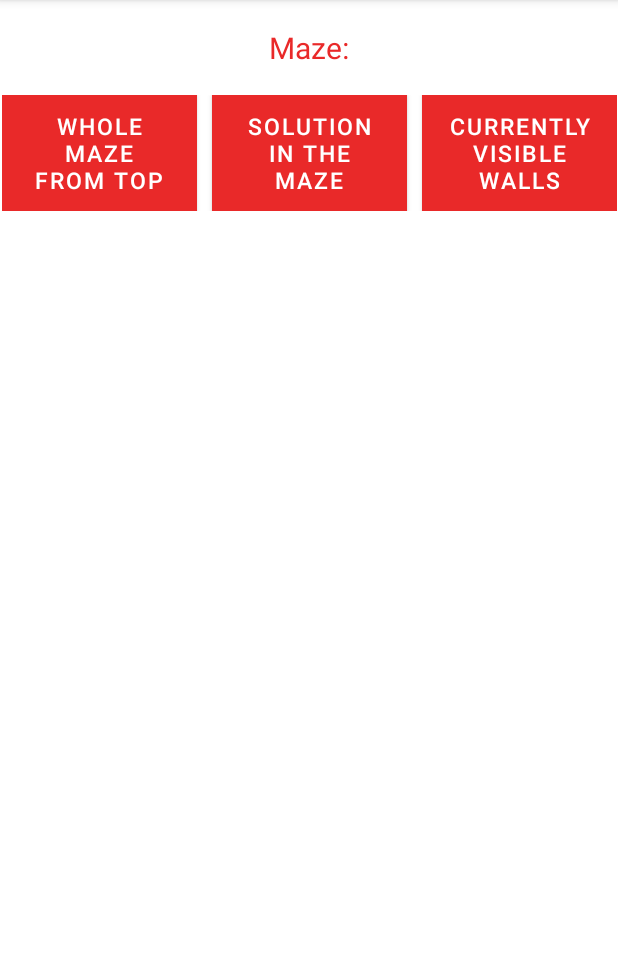
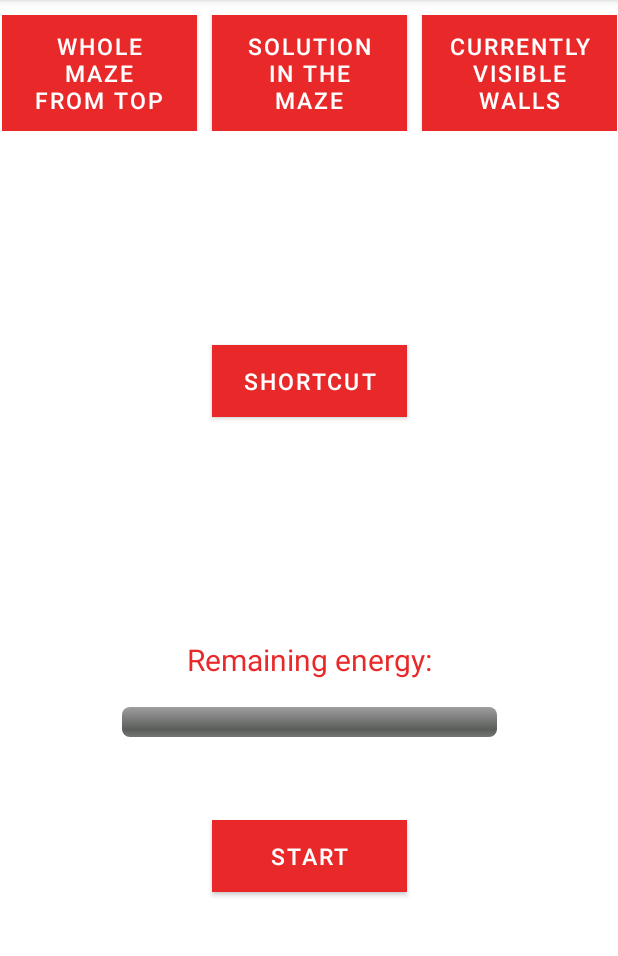
Before and after one commit to dnmontenegro/amazebydavidmontenegro, an Android app: the PlayAnimationActivity screen opened directly, with no data from a screen before it, on a phone screen of 412 x 824 dp, the part 84-1040 px from its top. Run offline under Robolectric (Android 15) with nearby library versions, the phone set to English and light mode, and no system bars.

Commit message:
Added buttons to PlayAnimationActivity

```diff
--- a/app/src/main/java/edu/wm/cs/cs301/DavidMontenegro/gui/PlayAnimationActivity.java
+++ b/app/src/main/java/edu/wm/cs/cs301/DavidMontenegro/gui/PlayAnimationActivity.java
@@ -2,27 +2,57 @@ package edu.wm.cs.cs301.DavidMontenegro.gui;
 
 import androidx.appcompat.app.AppCompatActivity;
 
+import android.content.Intent;
 import android.os.Bundle;
+import android.util.Log;
+import android.view.View;
 import android.widget.Button;
 import android.widget.TextView;
+import android.widget.Toast;
 
 import edu.wm.cs.cs301.DavidMontenegro.R;
 
 public class PlayAnimationActivity extends AppCompatActivity {
 
-    private TextView mazeAnimation;
     private Button wholeMaze;
     private Button solution;
     private Button visibleWalls;
+    private Button shortcut;
+    private Button start;
+    private int energy;
+    private int path;
 
     @Override
     protected void onCreate(Bundle savedInstanceState) {
         super.onCreate(savedInstanceState);
         setContentView(R.layout.activity_play_animation);
 
-        mazeAnimation = (TextView) findViewById(R.id.mazeAnimation);
         wholeMaze = (Button) findViewById(R.id.wholeMaze);
         solution = (Button) findViewById(R.id.solution);
         visibleWalls = (Button) findViewById(R.id.visibleWalls);
+        shortcut = (Button) findViewById(R.id.shortcut);
+        start = (Button) findViewById(R.id.start);
+        energy = 0;
+        path = 0;
+
+        shortcut.setOnClickListener(new View.OnClickListener() {
+            @Override
+            public void onClick(View v) {
+                Intent i = new Intent(getApplicationContext(), FinishActivity.class);
+                i.putExtra("EnergyConsumption", energy);
+                i.putExtra("PathLength", path);
+                Toast.makeText(getApplicationContext(), R.string.inputDetected, Toast.LENGTH_SHORT).show();
+                Log.v(getString(R.string.shortcut), getString(R.string.inputDetected));
+                startActivity(i);
+            }
+        });
+    }
+
+    @Override
+    public void onBackPressed(){
+        Intent i = new Intent(getApplicationContext(), AMazeActivity.class);
+        Toast.makeText(getApplicationContext(), R.string.inputDetected, Toast.LENGTH_SHORT).show();
+        Log.v(getString(R.string.back), getString(R.string.inputDetected));
+        startActivity(i);
     }
 }
--- a/app/src/main/res/layout/activity_play_animation.xml
+++ b/app/src/main/res/layout/activity_play_animation.xml
@@ -6,23 +6,12 @@
     android:layout_height="match_parent"
     tools:context=".gui.PlayAnimationActivity">
 
-    <TextView
-        android:id="@+id/mazeAnimation"
-        android:layout_width="wrap_content"
-        android:layout_height="wrap_content"
-        android:padding="18dp"
-        android:text="@string/mazeAnimation"
-        android:textColor="@color/red"
-        android:textSize="20sp"
-        app:layout_constraintLeft_toLeftOf="parent"
-        app:layout_constraintRight_toRightOf="parent"
-        app:layout_constraintTop_toTopOf="parent" />
-
     <LinearLayout
         android:layout_width="wrap_content"
         android:layout_height="wrap_content"
+        android:layout_marginTop="10dp"
         android:orientation="horizontal"
-        app:layout_constraintTop_toBottomOf="@id/mazeAnimation"
+        app:layout_constraintTop_toTopOf="parent"
         app:layout_constraintLeft_toLeftOf="parent"
         app:layout_constraintRight_toRightOf="parent">
 
@@ -57,4 +46,52 @@
 
     </LinearLayout>
 
+    <Button
+        android:id="@+id/shortcut"
+        android:layout_width="130dp"
+        android:layout_height="wrap_content"
+        android:layout_marginTop="230dp"
+        android:background="@color/red"
+        android:text="@string/shortcut"
+        android:textColor="@color/white"
+        android:textSize="15sp"
+        app:layout_constraintLeft_toLeftOf="parent"
+        app:layout_constraintRight_toRightOf="parent"
+        app:layout_constraintTop_toTopOf="parent" />
+
+    <TextView
+        android:id="@+id/energy"
+        android:layout_width="wrap_content"
+        android:layout_height="wrap_content"
+        android:layout_marginTop="130dp"
+        android:padding="18dp"
+        android:text="@string/energy"
+        android:textColor="@color/red"
+        android:textSize="20sp"
+        app:layout_constraintLeft_toLeftOf="parent"
+        app:layout_constraintRight_toRightOf="parent"
+        app:layout_constraintTop_toBottomOf="@id/shortcut" />
+
+    <ProgressBar
+        android:id="@+id/energyProgress"
+        style="@android:style/Widget.ProgressBar.Horizontal"
+        android:layout_width="250dp"
+        android:layout_height="wrap_content"
+        app:layout_constraintLeft_toLeftOf="parent"
+        app:layout_constraintRight_toRightOf="parent"
+        app:layout_constraintTop_toBottomOf="@id/energy" />
+
+    <Button
+        android:id="@+id/start"
+        android:layout_width="130dp"
+        android:layout_height="wrap_content"
+        android:layout_marginTop="55dp"
+        android:background="@color/red"
+        android:text="@string/start"
+        android:textColor="@color/white"
+        android:textSize="15sp"
+        app:layout_constraintLeft_toLeftOf="parent"
+        app:layout_constraintRight_toRightOf="parent"
+        app:layout_constraintTop_toBottomOf="@id/energyProgress" />
+
 </androidx.constraintlayout.widget.ConstraintLayout>
--- a/app/src/main/res/values/strings.xml
+++ b/app/src/main/res/values/strings.xml
@@ -18,20 +18,21 @@
     <string name="revisit">Revisit</string>
     <string name="explore">Explore</string>
     <string name="genProgress">Maze generation progress:</string>
-    <string name="genBack">Back</string>
     <string name="percent">%1$d%%</string>
     <string name="wholeMaze">Whole Maze From Top</string>
     <string name="solution">Solution in the Maze</string>
     <string name="visible">Currently Visible Walls</string>
-    <string name="mazeManual">Maze:</string>
-    <string name="mazeAnimation">Maze:</string>
+    <string name="mazeManual">Manual</string>
+    <string name="mazeAnimation">Animation</string>
     <string name="shortcut">Shortcut</string>
     <string name="up">Up</string>
     <string name="jump">Jump</string>
     <string name="left">Left</string>
     <string name="right">Right</string>
     <string name="down">Down</string>
-    <string name="manBack">Back</string>
+    <string name="back">Back</string>
+    <string name="energy">Remaining energy:</string>
+    <string name="start">Start</string>
 
 
 </resources>
```
Also changed, not shown: app/src/main/java/edu/wm/cs/cs301/DavidMontenegro/gui/GeneratingActivity.java (+7 -15 lines), app/src/main/java/edu/wm/cs/cs301/DavidMontenegro/gui/PlayManuallyActivity.java (+7 -14 lines), app/src/main/res/layout/activity_generating.xml (+0 -14 lines), app/src/main/res/layout/activity_play_manually.xml (+2 -13 lines).
